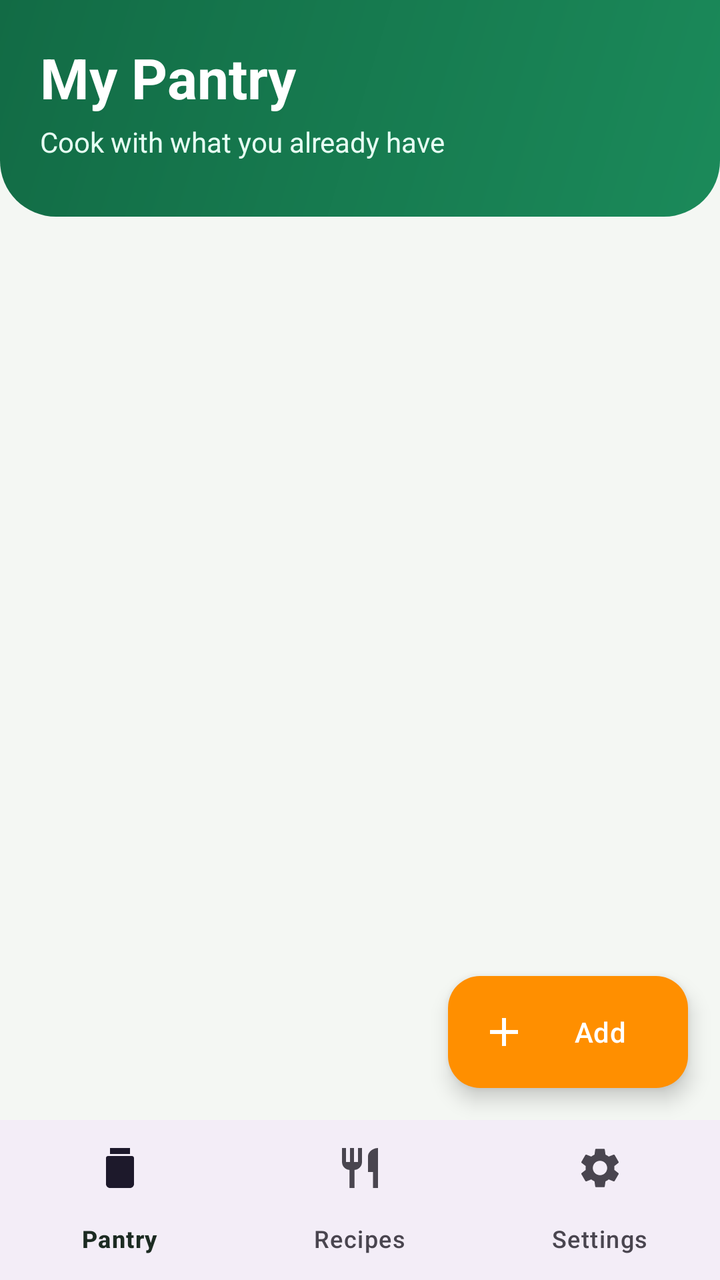
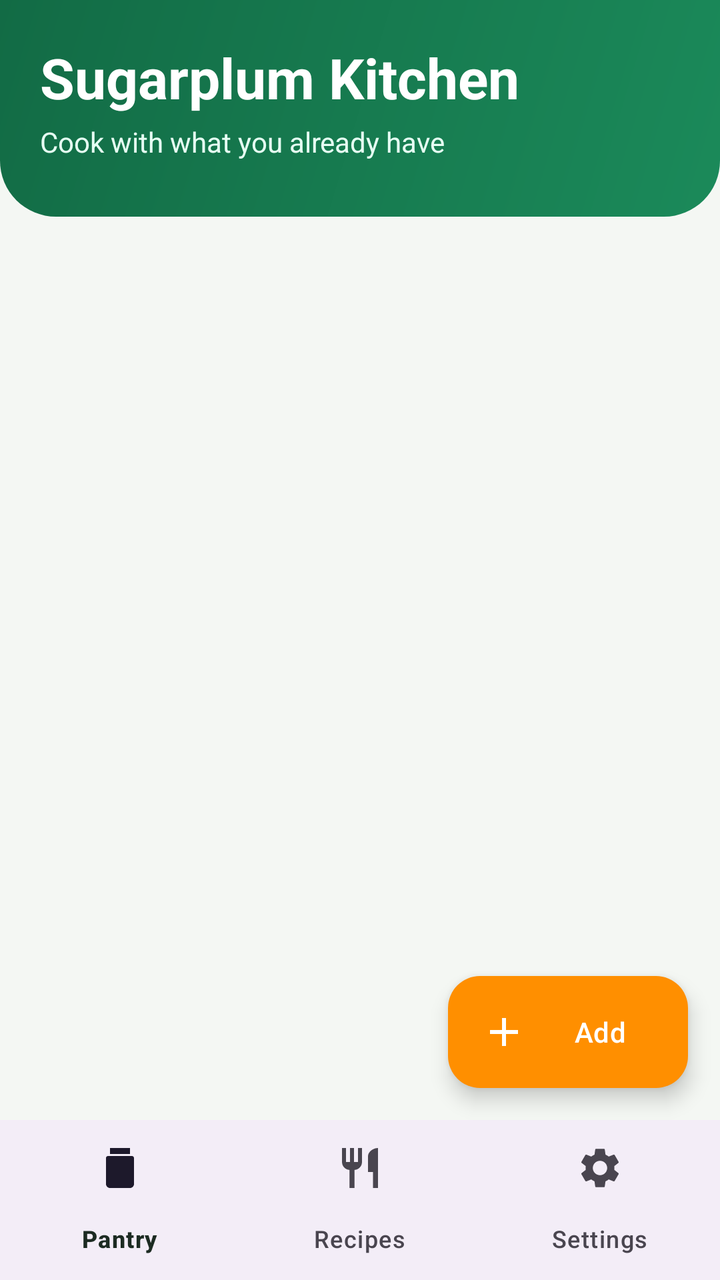

Two renders of the same Android screen: before a commit and after it. Below are the layout's source before the change and the commit's diff.
<!-- AndroidManifest.xml: application theme Theme.SmartPantryManager -->
<!-- res/layout/activity_main.xml -->
<?xml version="1.0" encoding="utf-8"?>
<androidx.constraintlayout.widget.ConstraintLayout
    xmlns:android="http://schemas.android.com/apk/res/android"
    xmlns:app="http://schemas.android.com/apk/res-auto"
    android:layout_width="match_parent"
    android:layout_height="match_parent"
    android:fitsSystemWindows="true">

    <LinearLayout
        android:id="@+id/header"
        android:layout_width="0dp"
        android:layout_height="wrap_content"
        android:background="@drawable/bg_header"
        android:orientation="vertical"
        android:paddingHorizontal="20dp"
        android:paddingTop="20dp"
        android:paddingBottom="28dp"
        app:layout_constraintTop_toTopOf="parent"
        app:layout_constraintStart_toStartOf="parent"
        app:layout_constraintEnd_toEndOf="parent">

        <TextView
            android:id="@+id/tvTitle"
            style="@style/HeaderTitle"
            android:layout_width="wrap_content"
            android:layout_height="wrap_content"
            android:text="My Pantry" />

        <TextView
            android:id="@+id/tvCount"
            style="@style/HeaderSubtitle"
            android:layout_width="wrap_content"
            android:layout_height="wrap_content"
            android:layout_marginTop="4dp"
            android:text="Cook with what you already have" />
    </LinearLayout>

    <TextView
        android:id="@+id/tvExpiringBanner"
        android:layout_width="0dp"
        android:layout_height="wrap_content"
        android:layout_marginHorizontal="16dp"
        android:layout_marginTop="12dp"
        android:background="@drawable/bg_banner"
        android:drawableStart="@drawable/ic_pantry"
        android:drawablePadding="10dp"
        android:drawableTint="@color/warn_text"
        android:gravity="center_vertical"
        android:padding="12dp"
        android:textColor="@color/warn_text"
        android:textSize="14sp"
        android:textStyle="bold"
        android:visibility="gone"
        app:layout_constraintTop_toBottomOf="@id/header"
        app:layout_constraintStart_toStartOf="parent"
        app:layout_constraintEnd_toEndOf="parent" />

    <androidx.recyclerview.widget.RecyclerView
        android:id="@+id/rvPantry"
        android:layout_width="0dp"
        android:layout_height="0dp"
        android:clipToPadding="false"
        android:paddingTop="8dp"
        android:paddingBottom="96dp"
        app:layout_constraintTop_toBottomOf="@id/tvExpiringBanner"
        app:layout_constraintBottom_toTopOf="@id/bottomNav"
        app:layout_constraintStart_toStartOf="parent"
        app:layout_constraintEnd_toEndOf="parent" />

    <TextView
        android:id="@+id/tvEmpty"
        android:layout_width="0dp"
        android:layout_height="wrap_content"
        android:drawableTop="@drawable/ic_pantry"
        android:drawableTint="@color/brand_primary"
        android:drawablePadding="16dp"
        android:gravity="center"
        android:padding="32dp"
        android:text="Your pantry is empty\nTap + to add your first ingredient."
        android:textColor="@color/text_secondary"
        android:textSize="16sp"
        android:visibility="gone"
        app:layout_constraintTop_toBottomOf="@id/header"
        app:layout_constraintBottom_toTopOf="@id/bottomNav"
        app:layout_constraintStart_toStartOf="parent"
        app:layout_constraintEnd_toEndOf="parent" />

    <com.google.android.material.floatingactionbutton.ExtendedFloatingActionButton
        android:id="@+id/fabAdd"
        android:layout_width="wrap_content"
        android:layout_height="wrap_content"
        android:layout_margin="16dp"
        android:contentDescription="Add ingredient"
        android:text="Add"
        android:textColor="@color/white"
        app:backgroundTint="@color/accent"
        app:icon="@drawable/ic_add"
        app:iconTint="@color/white"
        app:layout_constraintBottom_toTopOf="@id/bottomNav"
        app:layout_constraintEnd_toEndOf="parent" />

    <com.google.android.material.bottomnavigation.BottomNavigationView
        android:id="@+id/bottomNav"
        android:layout_width="0dp"
        android:layout_height="wrap_content"
        app:menu="@menu/bottom_nav_menu"
        app:layout_constraintBottom_toBottomOf="parent"
        app:layout_constraintStart_toStartOf="parent"
        app:layout_constraintEnd_toEndOf="parent" />

</androidx.constraintlayout.widget.ConstraintLayout>
<!-- resources referenced by this layout -->
<resources>
  <color name="accent">#FF8F00</color>
  <color name="brand_primary">#1B8A5A</color>
  <color name="text_secondary">#5F6F66</color>
  <color name="warn_text">#8A4B00</color>
  <color name="white">#FFFFFFFF</color>
  <!-- drawable bg_banner (drawable) -->
  <?xml version="1.0" encoding="utf-8"?>
  <shape xmlns:android="http://schemas.android.com/apk/res/android" android:shape="rectangle">
      <solid android:color="@color/warn_bg" />
      <corners android:radius="14dp" />
  </shape>
  <!-- drawable bg_header (drawable) -->
  <?xml version="1.0" encoding="utf-8"?>
  <shape xmlns:android="http://schemas.android.com/apk/res/android" android:shape="rectangle">
      <gradient android:angle="315" android:startColor="@color/brand_dark" android:endColor="@color/brand_primary" />
      <corners android:bottomLeftRadius="28dp" android:bottomRightRadius="28dp" />
  </shape>
  <!-- drawable ic_add (drawable) -->
  <vector xmlns:android="http://schemas.android.com/apk/res/android"
      android:width="24dp" android:height="24dp" android:viewportWidth="24" android:viewportHeight="24"
      android:tint="?attr/colorControlNormal">
      <path android:fillColor="@android:color/white" android:pathData="M19,13h-6v6h-2v-6H5v-2h6V5h2v6h6v2z" />
  </vector>
  <!-- drawable ic_pantry (drawable) -->
  <vector xmlns:android="http://schemas.android.com/apk/res/android"
      android:width="24dp" android:height="24dp" android:viewportWidth="24" android:viewportHeight="24"
      android:tint="?attr/colorControlNormal">
      <path android:fillColor="@android:color/white" android:pathData="M7,2h10v3H7z M6,6h12c0.55,0 1,0.45 1,1v13c0,1.1 -0.9,2 -2,2H7c-1.1,0 -2,-0.9 -2,-2V7c0,-0.55 0.45,-1 1,-1z" />
  </vector>
  <style name="HeaderSubtitle">
          <item name="android:textColor">#E6FFF3</item>
          <item name="android:textSize">14sp</item>
      </style>
  <style name="HeaderTitle">
          <item name="android:textColor">@color/white</item>
          <item name="android:textSize">28sp</item>
          <item name="android:textStyle">bold</item>
      </style>
  <style name="Theme.SmartPantryManager" parent="Base.Theme.SmartPantryManager" />
  <color name="warn_bg">#FFF1D6</color>
  <color name="brand_dark">#126B45</color>
  <style name="Base.Theme.SmartPantryManager" parent="Theme.Material3.DayNight.NoActionBar">
          <item name="colorPrimary">@color/brand_primary</item>
          <item name="colorOnPrimary">@color/white</item>
          <item name="colorPrimaryContainer">@color/brand_container</item>
          <item name="colorOnPrimaryContainer">@color/brand_on_container</item>
          <item name="colorSecondary">@color/accent</item>
          <item name="android:colorBackground">@color/bg</item>
          <item name="colorSurface">@color/surface</item>
          <item name="colorOnSurface">@color/text_primary</item>
          <item name="android:textColorPrimary">@color/text_primary</item>
          <item name="android:textColorSecondary">@color/text_secondary</item>
          <item name="android:statusBarColor">@color/brand_dark</item>
          <item name="android:windowLightStatusBar">false</item>
          <item name="android:navigationBarColor">@color/surface</item>
      </style>
  <color name="brand_container">#D5F2E3</color>
  <color name="brand_on_container">#06301F</color>
  <color name="bg">#F4F7F3</color>
  <color name="surface">#FFFFFF</color>
  <color name="text_primary">#1C2B22</color>
</resources>

<!-- the commit's change to res/layout/activity_main.xml (unified diff, before → after) -->
@@ -24,7 +24,7 @@
             style="@style/HeaderTitle"
             android:layout_width="wrap_content"
             android:layout_height="wrap_content"
-            android:text="My Pantry" />
+            android:text="Sugarplum Kitchen" />
 
         <TextView
             android:id="@+id/tvCount"
